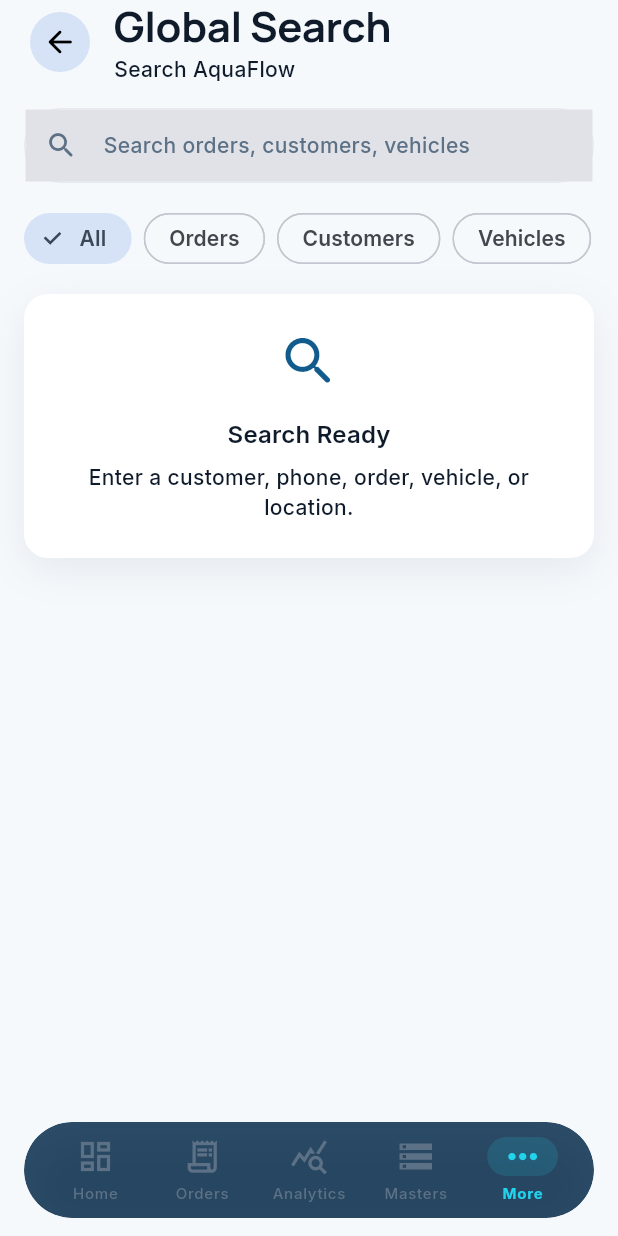
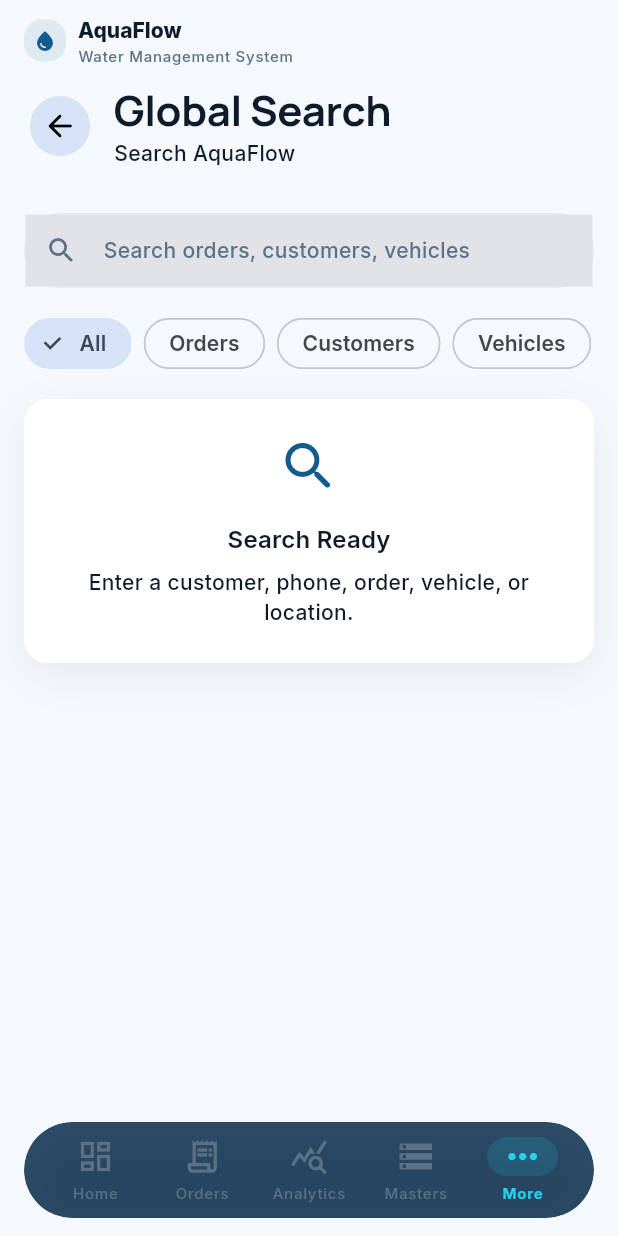
Before and after one commit to pranavv1210/aquaflow, a Flutter app: the screen it shows after launch, after a tap on the "search" icon, on a phone screen of 412 x 824 dp. Run offline on Flutter 3.47's test engine with Material 3 defaults, Android fonts, the phone set to English and light mode, and no system bars; drawn by our look-alikes of flutter_animate; our stand-ins replace connectivity_plus, equatable, flex_color_scheme, flutter_riverpod, flutter_screenutil, go_router and 5 more; accounts and stored records are empty.

Commit message:
style: add consistent app headers and spacing

```diff
--- a/lib/core/shared/widgets/app_screen.dart
+++ b/lib/core/shared/widgets/app_screen.dart
@@ -3,7 +3,6 @@ import 'package:flutter/cupertino.dart' as cupertino;
 import 'package:flutter_animate/flutter_animate.dart';
 
 import '../../theme/app_colors.dart';
-import '../../theme/app_design_tokens.dart';
 import '../../theme/app_spacing.dart';
 import 'page_header.dart';
 
@@ -13,7 +12,7 @@ class AppScreen extends StatefulWidget {
     super.key,
     this.padding = const EdgeInsets.fromLTRB(
       AppSpacing.md,
-      AppSpacing.md, // reduced top padding since SliverAppBar handles it
+      AppSpacing.lg,
       AppSpacing.md,
       AppSpacing.xxl,
     ),
@@ -61,9 +60,11 @@ class _AppScreenState extends State<AppScreen> {
 
   @override
   Widget build(BuildContext context) {
-    final hasHeader = widget.children.isNotEmpty && widget.children.first is PageHeader;
+    final hasHeader =
+        widget.children.isNotEmpty && widget.children.first is PageHeader;
     final headerWidget = hasHeader ? widget.children.first as PageHeader : null;
-    final contentChildren = hasHeader ? widget.children.sublist(1) : widget.children;
+    final contentChildren =
+        hasHeader ? widget.children.sublist(1) : widget.children;
 
     final isDark = Theme.of(context).brightness == Brightness.dark;
     final bgColor = isDark ? AppColors.surfaceDark : AppColors.surfaceLight;
@@ -87,7 +88,8 @@ class _AppScreenState extends State<AppScreen> {
           }
           return child;
         },
-        separatorBuilder: (BuildContext context, int index) =>
+        separatorBuilder:
+            (BuildContext context, int index) =>
                 const SizedBox(height: AppSpacing.md),
         itemCount: contentChildren.length,
       ),
@@ -98,7 +100,13 @@ class _AppScreenState extends State<AppScreen> {
         slivers: [
           cupertino.CupertinoSliverRefreshControl(
             onRefresh: widget.onRefresh,
-            builder: (context, refreshState, pulledExtent, refreshTriggerPullDistance, refreshIndicatorExtent) {
+            builder: (
+              context,
+              refreshState,
+              pulledExtent,
+              refreshTriggerPullDistance,
+              refreshIndicatorExtent,
+            ) {
               return Center(
                 child: Container(
                       width: 32,
@@ -109,24 +117,38 @@ class _AppScreenState extends State<AppScreen> {
                       ),
                       child: Center(
                         child: Container(
-                      width: 16 * (pulledExtent / refreshTriggerPullDistance).clamp(0.0, 1.0),
-                      height: 16 * (pulledExtent / refreshTriggerPullDistance).clamp(0.0, 1.0),
+                          width:
+                              16 *
+                              (pulledExtent / refreshTriggerPullDistance).clamp(
+                                0.0,
+                                1.0,
+                              ),
+                          height:
+                              16 *
+                              (pulledExtent / refreshTriggerPullDistance).clamp(
+                                0.0,
+                                1.0,
+                              ),
                           decoration: const BoxDecoration(
                             shape: BoxShape.circle,
                             color: AppColors.aqua400,
                           ),
                         ),
                       ),
-                ).animate(
+                    )
+                    .animate(
                       onPlay: (controller) => controller.repeat(),
-                  target: refreshState == cupertino.RefreshIndicatorMode.refresh ? 1 : 0,
-                ).scale(
+                      target:
+                          refreshState == cupertino.RefreshIndicatorMode.refresh
+                              ? 1
+                              : 0,
+                    )
+                    .scale(
                       begin: const Offset(1, 1),
                       end: const Offset(1.5, 1.5),
                       duration: const Duration(milliseconds: 1000),
-                ).fadeOut(
-                  duration: const Duration(milliseconds: 1000),
-                ),
+                    )
+                    .fadeOut(duration: const Duration(milliseconds: 1000)),
               );
             },
           ),
@@ -137,7 +159,9 @@ class _AppScreenState extends State<AppScreen> {
 
     final scrollView = CustomScrollView(
       controller: _scrollController,
-      physics: const AlwaysScrollableScrollPhysics(parent: BouncingScrollPhysics()),
+      physics: const AlwaysScrollableScrollPhysics(
+        parent: BouncingScrollPhysics(),
+      ),
       keyboardDismissBehavior: ScrollViewKeyboardDismissBehavior.onDrag,
       slivers: <Widget>[
         if (headerWidget != null)
@@ -145,22 +169,32 @@ class _AppScreenState extends State<AppScreen> {
             backgroundColor: bgColor,
             surfaceTintColor: Colors.transparent,
             pinned: true,
+            toolbarHeight: 122,
             elevation: _isScrolled ? 1 : 0,
             shadowColor: AppColors.ink900.withValues(alpha: 0.1),
             forceElevated: _isScrolled,
             automaticallyImplyLeading: false,
-            bottom: _isScrolled
+            bottom:
+                _isScrolled
                     ? PreferredSize(
                       preferredSize: const Size.fromHeight(1),
                       child: Container(
-                      color: isDark ? AppColors.borderHairlineDark : AppColors.borderHairline,
+                        color:
+                            isDark
+                                ? AppColors.borderHairlineDark
+                                : AppColors.borderHairline,
                         height: 1,
                       ),
                     )
                     : null,
             titleSpacing: 0,
             title: Padding(
-              padding: const EdgeInsets.symmetric(horizontal: AppSpacing.md),
+              padding: const EdgeInsets.fromLTRB(
+                AppSpacing.md,
+                AppSpacing.sm,
+                AppSpacing.md,
+                AppSpacing.sm,
+              ),
               child: headerWidget.buildHeaderContent(context),
             ),
           ),
@@ -178,10 +212,7 @@ class _AppScreenState extends State<AppScreen> {
 
     Widget decorated = ColoredBox(
       color: bgColor,
-      child: Stack(
-        fit: StackFit.expand,
-        children: <Widget>[content],
-      ),
+      child: Stack(fit: StackFit.expand, children: <Widget>[content]),
     );
 
     if (widget.floatingActionButton == null) {
--- a/lib/core/shared/widgets/page_header.dart
+++ b/lib/core/shared/widgets/page_header.dart
@@ -3,6 +3,7 @@ import 'package:go_router/go_router.dart';
 
 import '../../constants/app_constants.dart';
 import '../../router/app_routes.dart';
+import '../../theme/app_colors.dart';
 import '../../theme/app_spacing.dart';
 
 class PageHeader extends StatelessWidget {
@@ -29,7 +30,19 @@ class PageHeader extends StatelessWidget {
   // Method to allow AppScreen to extract and use the content in a SliverAppBar
   Widget buildHeaderContent(BuildContext context) {
     final canNavigateBack = _canNavigateBack(context);
-    return Row(
+    final isGreeting = title.startsWith('Good ');
+    final titleStyle =
+        isGreeting
+            ? Theme.of(context).textTheme.displayMedium
+            : Theme.of(context).textTheme.displayLarge;
+
+    return Column(
+      mainAxisSize: MainAxisSize.min,
+      crossAxisAlignment: CrossAxisAlignment.start,
+      children: <Widget>[
+        const _AppBrandHeader(),
+        const SizedBox(height: AppSpacing.sm),
+        Row(
           children: <Widget>[
             if (canNavigateBack) ...<Widget>[
               IconButton.filledTonal(
@@ -53,23 +66,31 @@ class PageHeader extends StatelessWidget {
                 children: <Widget>[
                   Text(
                     title,
-                style: Theme.of(context).textTheme.displayLarge, // Manrope
-                maxLines: 1,
-                overflow: TextOverflow.ellipsis,
+                    style: titleStyle,
+                    maxLines: isGreeting ? 2 : 1,
+                    overflow:
+                        isGreeting
+                            ? TextOverflow.visible
+                            : TextOverflow.ellipsis,
                   ),
                   if (subtitle.isNotEmpty) ...[
                     const SizedBox(height: 2),
                     Text(
                       subtitle,
-                  style: Theme.of(context).textTheme.bodyMedium, // Inter
+                      style: Theme.of(context).textTheme.bodyMedium,
                       maxLines: 1,
                       overflow: TextOverflow.ellipsis,
                     ),
-              ]
+                  ],
                 ],
               ),
             ),
-        if (trailing != null) trailing!,
+            if (trailing != null) ...<Widget>[
+              const SizedBox(width: AppSpacing.sm),
+              trailing!,
+            ],
+          ],
+        ),
       ],
     );
   }
@@ -147,3 +168,48 @@ class PageHeader extends StatelessWidget {
     }
   }
 }
+
+class _AppBrandHeader extends StatelessWidget {
+  const _AppBrandHeader();
+
+  @override
+  Widget build(BuildContext context) {
+    return Row(
+      children: <Widget>[
+        DecoratedBox(
+          decoration: BoxDecoration(
+            color: Theme.of(context).colorScheme.primary.withValues(alpha: 0.1),
+            borderRadius: BorderRadius.circular(12),
+          ),
+          child: Padding(
+            padding: const EdgeInsets.all(6),
+            child: Icon(
+              Icons.water_drop_rounded,
+              color: Theme.of(context).colorScheme.primary,
+              size: 16,
+            ),
+          ),
+        ),
+        const SizedBox(width: AppSpacing.xs),
+        Column(
+          crossAxisAlignment: CrossAxisAlignment.start,
+          children: <Widget>[
+            Text(
+              AppConstants.appName,
+              style: Theme.of(context).textTheme.titleSmall?.copyWith(
+                fontWeight: FontWeight.w800,
+                letterSpacing: 0,
+              ),
+            ),
+            Text(
+              AppConstants.appHeader,
+              style: Theme.of(
+                context,
+              ).textTheme.labelSmall?.copyWith(color: AppColors.ink500),
+            ),
+          ],
+        ),
+      ],
+    );
+  }
+}
```
Also changed, not shown: lib/core/shared/widgets/aquaflow_fab.dart (+4 -6 lines). Lines whose indentation alone changed are shown as unchanged.
